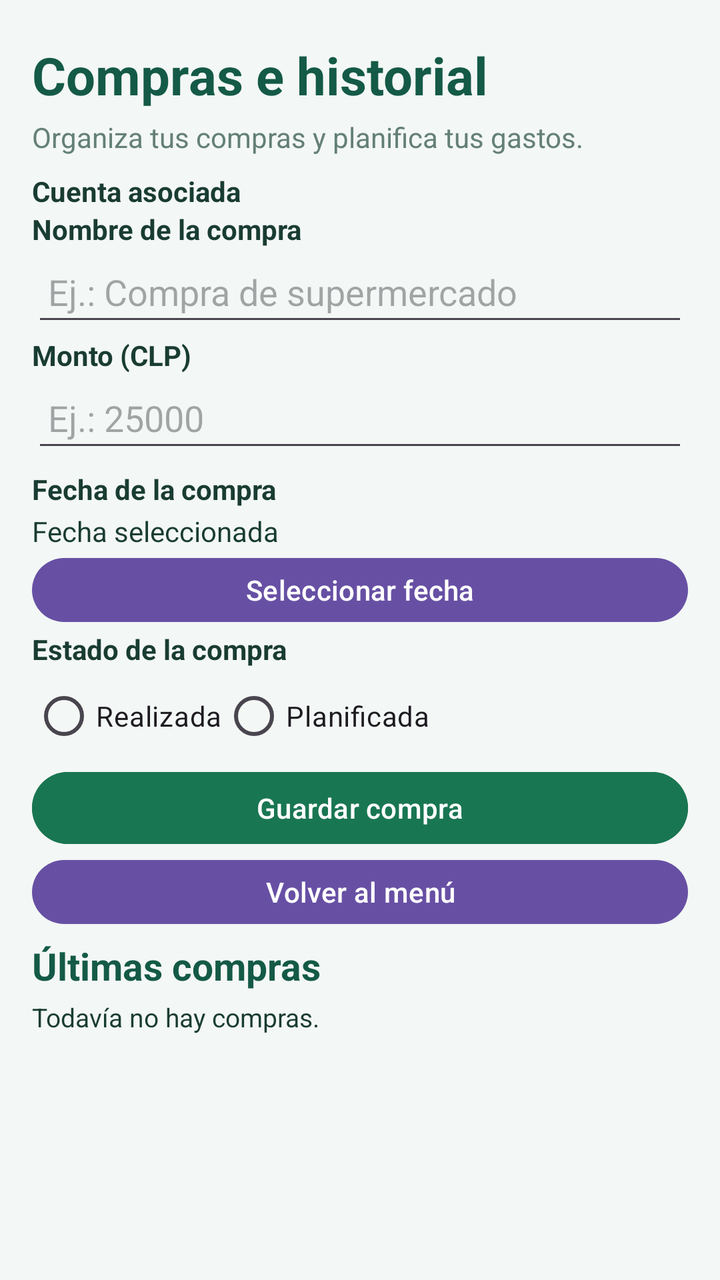
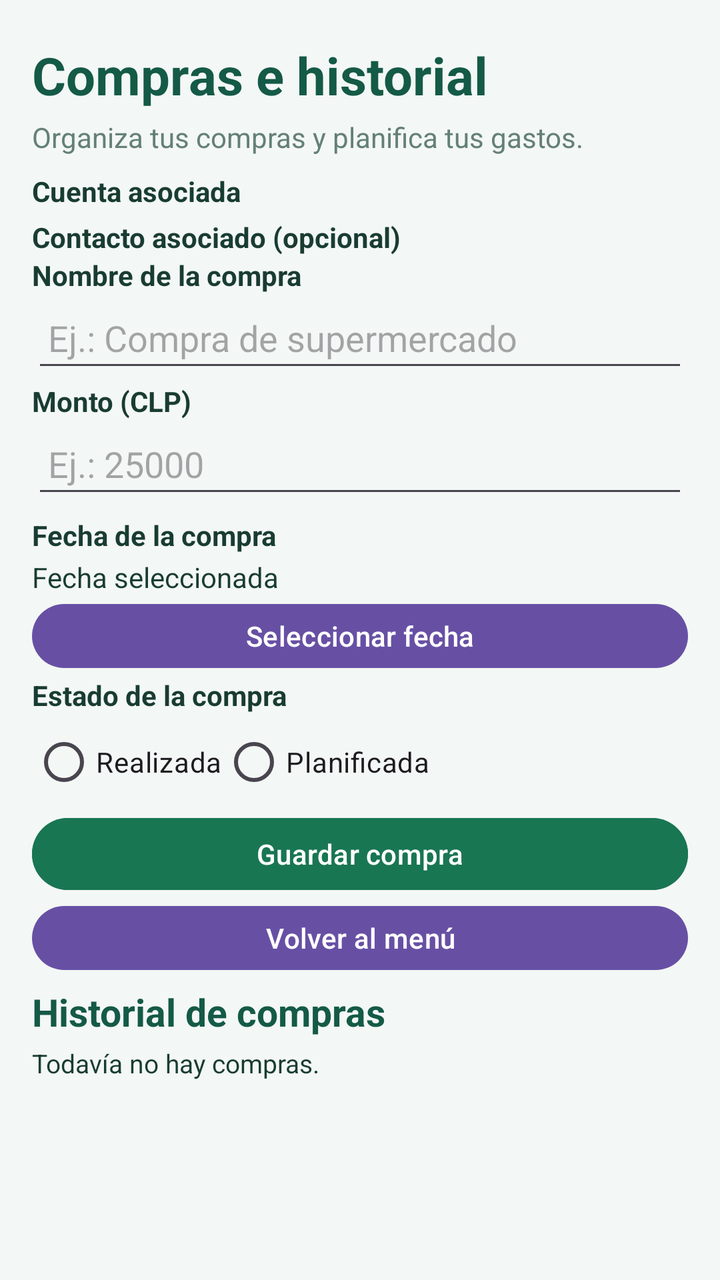

Compare the two renders of this Android layout. The source of the first and the diff that turns it into the second are given below.
<!-- AndroidManifest.xml: application theme Theme.LocalCash -->
<!-- res/layout/activity_compras.xml -->
<?xml version="1.0" encoding="utf-8"?>
<LinearLayout xmlns:android="http://schemas.android.com/apk/res/android"
    android:id="@+id/main"
    android:layout_width="match_parent"
    android:layout_height="match_parent"
    android:orientation="vertical"
    android:background="#F3F7F5"
    android:padding="16dp">

    <TextView
        android:layout_width="match_parent"
        android:layout_height="wrap_content"
        android:layout_marginTop="4dp"
        android:text="Compras e historial"
        android:textColor="#145A46"
        android:textSize="26sp"
        android:textStyle="bold" />

    <TextView
        android:layout_width="match_parent"
        android:layout_height="wrap_content"
        android:layout_marginTop="4dp"
        android:text="Organiza tus compras y planifica tus gastos."
        android:textColor="#648076"
        android:textSize="14sp" />

    <TextView
        android:layout_width="match_parent"
        android:layout_height="wrap_content"
        android:layout_marginTop="8dp"
        android:text="Cuenta asociada"
        android:textColor="#193C32"
        android:textStyle="bold" />

    <RadioGroup
        android:id="@+id/rgCuentasCompra"
        android:layout_width="match_parent"
        android:layout_height="wrap_content"
        android:orientation="vertical" />

    <TextView
        android:id="@+id/tvSinCuentasCompra"
        android:layout_width="match_parent"
        android:layout_height="wrap_content"
        android:text="Primero debes crear una cuenta."
        android:textColor="#B3261E"
        android:visibility="gone" />

    <TextView
        android:layout_width="match_parent"
        android:layout_height="wrap_content"
        android:text="Nombre de la compra"
        android:textColor="#193C32"
        android:textStyle="bold" />

    <EditText
        android:id="@+id/etNombreCompra"
        android:layout_width="match_parent"
        android:layout_height="44dp"
        android:hint="Ej.: Compra de supermercado"
        android:inputType="textCapSentences"
        android:singleLine="true"
        android:padding="8dp" />

    <TextView
        android:layout_width="match_parent"
        android:layout_height="wrap_content"
        android:text="Monto (CLP)"
        android:textColor="#193C32"
        android:textStyle="bold" />

    <EditText
        android:id="@+id/etMontoCompra"
        android:layout_width="match_parent"
        android:layout_height="44dp"
        android:hint="Ej.: 25000"
        android:inputType="numberDecimal"
        android:singleLine="true"
        android:padding="8dp" />

    <TextView
        android:layout_width="match_parent"
        android:layout_height="wrap_content"
        android:layout_marginTop="4dp"
        android:text="Fecha de la compra"
        android:textColor="#193C32"
        android:textStyle="bold" />

    <TextView
        android:id="@+id/tvFechaCompra"
        android:layout_width="match_parent"
        android:layout_height="wrap_content"
        android:layout_marginTop="2dp"
        android:text="Fecha seleccionada"
        android:textColor="#193C32"
        android:textSize="14sp" />

    <Button
        android:id="@+id/btnSeleccionarFecha"
        android:layout_width="match_parent"
        android:layout_height="40dp"
        android:text="Seleccionar fecha"
        android:textAllCaps="false" />

    <TextView
        android:layout_width="match_parent"
        android:layout_height="wrap_content"
        android:text="Estado de la compra"
        android:textColor="#193C32"
        android:textStyle="bold" />

    <RadioGroup
        android:id="@+id/rgEstadoCompra"
        android:layout_width="match_parent"
        android:layout_height="wrap_content"
        android:orientation="horizontal">

        <RadioButton
            android:id="@+id/rbRealizada"
            android:layout_width="wrap_content"
            android:layout_height="wrap_content"
            android:text="Realizada" />

        <RadioButton
            android:id="@+id/rbPlanificada"
            android:layout_width="wrap_content"
            android:layout_height="wrap_content"
            android:text="Planificada" />

    </RadioGroup>

    <Button
        android:id="@+id/btnGuardarCompra"
        android:layout_width="match_parent"
        android:layout_height="44dp"
        android:backgroundTint="#197653"
        android:text="Guardar compra"
        android:textAllCaps="false"
        android:textColor="#FFFFFF" />

    <Button
        android:id="@+id/btnVolverCompras"
        android:layout_width="match_parent"
        android:layout_height="40dp"
        android:text="Volver al menú"
        android:textAllCaps="false" />

    <TextView
        android:layout_width="match_parent"
        android:layout_height="wrap_content"
        android:layout_marginTop="4dp"
        android:text="Últimas compras"
        android:textColor="#145A46"
        android:textSize="19sp"
        android:textStyle="bold" />

    <TextView
        android:id="@+id/tvComprasRegistradas"
        android:layout_width="match_parent"
        android:layout_height="0dp"
        android:layout_weight="1"
        android:layout_marginTop="4dp"
        android:gravity="top"
        android:text="Todavía no hay compras."
        android:textColor="#193C32"
        android:textSize="13sp" />

</LinearLayout>
<!-- resources referenced by this layout -->
<resources>
  <style name="Theme.LocalCash" parent="Base.Theme.LocalCash" />
  <style name="Base.Theme.LocalCash" parent="Theme.Material3.DayNight.NoActionBar">
          
          
      </style>
</resources>

<!-- the commit's change to res/layout/activity_compras.xml (unified diff, before → after) -->
@@ -1,168 +1,196 @@
 <?xml version="1.0" encoding="utf-8"?>
-<LinearLayout xmlns:android="http://schemas.android.com/apk/res/android"
+<ScrollView xmlns:android="http://schemas.android.com/apk/res/android"
     android:id="@+id/main"
     android:layout_width="match_parent"
     android:layout_height="match_parent"
-    android:orientation="vertical"
     android:background="#F3F7F5"
+    android:fillViewport="true"
     android:padding="16dp">
 
-    <TextView
+    <LinearLayout
         android:layout_width="match_parent"
         android:layout_height="wrap_content"
-        android:layout_marginTop="4dp"
-        android:text="Compras e historial"
-        android:textColor="#145A46"
-        android:textSize="26sp"
-        android:textStyle="bold" />
+        android:orientation="vertical">
 
-    <TextView
-        android:layout_width="match_parent"
-        android:layout_height="wrap_content"
-        android:layout_marginTop="4dp"
-        android:text="Organiza tus compras y planifica tus gastos."
-        android:textColor="#648076"
-        android:textSize="14sp" />
+        <TextView
+            android:layout_width="match_parent"
+            android:layout_height="wrap_content"
+            android:layout_marginTop="4dp"
+            android:text="Compras e historial"
+            android:textColor="#145A46"
+            android:textSize="26sp"
+            android:textStyle="bold" />
 
-    <TextView
-        android:layout_width="match_parent"
-        android:layout_height="wrap_content"
-        android:layout_marginTop="8dp"
-        android:text="Cuenta asociada"
-        android:textColor="#193C32"
-        android:textStyle="bold" />
+        <TextView
+            android:layout_width="match_parent"
+            android:layout_height="wrap_content"
+            android:layout_marginTop="4dp"
+            android:text="Organiza tus compras y planifica tus gastos."
+            android:textColor="#648076"
+            android:textSize="14sp" />
 
-    <RadioGroup
-        android:id="@+id/rgCuentasCompra"
-        android:layout_width="match_parent"
-        android:layout_height="wrap_content"
-        android:orientation="vertical" />
+        <TextView
+            android:layout_width="match_parent"
+            android:layout_height="wrap_content"
+            android:layout_marginTop="8dp"
+            android:text="Cuenta asociada"
+            android:textColor="#193C32"
+            android:textStyle="bold" />
 
-    <TextView
-        android:id="@+id/tvSinCuentasCompra"
-        android:layout_width="match_parent"
-        android:layout_height="wrap_content"
-        android:text="Primero debes crear una cuenta."
-        android:textColor="#B3261E"
-        android:visibility="gone" />
+        <RadioGroup
+            android:id="@+id/rgCuentasCompra"
+            android:layout_width="match_parent"
+            android:layout_height="wrap_content"
+            android:orientation="vertical" />
 
-    <TextView
-        android:layout_width="match_parent"
-        android:layout_height="wrap_content"
-        android:text="Nombre de la compra"
-        android:textColor="#193C32"
-        android:textStyle="bold" />
+        <TextView
+            android:id="@+id/tvSinCuentasCompra"
+            android:layout_width="match_parent"
+            android:layout_height="wrap_content"
+            android:text="Primero debes crear una cuenta."
+            android:textColor="#B3261E"
+            android:visibility="gone" />
 
-    <EditText
-        android:id="@+id/etNombreCompra"
-        android:layout_width="match_parent"
-        android:layout_height="44dp"
-        android:hint="Ej.: Compra de supermercado"
-        android:inputType="textCapSentences"
-        android:singleLine="true"
-        android:padding="8dp" />
+        <TextView
+            android:layout_width="match_parent"
+            android:layout_height="wrap_content"
+            android:layout_marginTop="4dp"
+            android:text="Contacto asociado (opcional)"
+            android:textColor="#193C32"
+            android:textStyle="bold" />
 
-    <TextView
-        android:layout_width="match_parent"
-        android:layout_height="wrap_content"
-        android:text="Monto (CLP)"
-        android:textColor="#193C32"
-        android:textStyle="bold" />
+        <RadioGroup
+            android:id="@+id/rgContactosCompra"
+            android:layout_width="match_parent"
+            android:layout_height="wrap_content"
+            android:orientation="vertical" />
 
-    <EditText
-        android:id="@+id/etMontoCompra"
-        android:layout_width="match_parent"
-        android:layout_height="44dp"
-        android:hint="Ej.: 25000"
-        android:inputType="numberDecimal"
-        android:singleLine="true"
-        android:padding="8dp" />
+        <TextView
+            android:id="@+id/tvSinContactosCompra"
+            android:layout_width="match_parent"
+            android:layout_height="wrap_content"
+            android:text="No hay contactos registrados; puedes guardar la compra igualmente."
+            android:textColor="#648076"
+            android:visibility="gone" />
 
-    <TextView
-        android:layout_width="match_parent"
-        android:layout_height="wrap_content"
-        android:layout_marginTop="4dp"
-        android:text="Fecha de la compra"
-        android:textColor="#193C32"
-        android:textStyle="bold" />
+        <TextView
+            android:layout_width="match_parent"
+            android:layout_height="wrap_content"
+            android:text="Nombre de la compra"
+            android:textColor="#193C32"
+            android:textStyle="bold" />
 
-    <TextView
-        android:id="@+id/tvFechaCompra"
-        android:layout_width="match_parent"
-        android:layout_height="wrap_content"
-        android:layout_marginTop="2dp"
-        android:text="Fecha seleccionada"
-        android:textColor="#193C32"
-        android:textSize="14sp" />
+        <EditText
+            android:id="@+id/etNombreCompra"
+            android:layout_width="match_parent"
+            android:layout_height="44dp"
+            android:hint="Ej.: Compra de supermercado"
+            android:inputType="textCapSentences"
+            android:singleLine="true"
+            android:padding="8dp" />
 
-    <Button
-        android:id="@+id/btnSeleccionarFecha"
-        android:layout_width="match_parent"
-        android:layout_height="40dp"
-        android:text="Seleccionar fecha"
-        android:textAllCaps="false" />
+        <TextView
+            android:layout_width="match_parent"
+            android:layout_height="wrap_content"
+            android:text="Monto (CLP)"
+            android:textColor="#193C32"
+            android:textStyle="bold" />
 
-    <TextView
-        android:layout_width="match_parent"
-        android:layout_height="wrap_content"
-        android:text="Estado de la compra"
-        android:textColor="#193C32"
-        android:textStyle="bold" />
+        <EditText
+            android:id="@+id/etMontoCompra"
+            android:layout_width="match_parent"
+            android:layout_height="44dp"
+            android:hint="Ej.: 25000"
+            android:inputType="numberDecimal"
+            android:singleLine="true"
+            android:padding="8dp" />
 
-    <RadioGroup
-        android:id="@+id/rgEstadoCompra"
-        android:layout_width="match_parent"
-        android:layout_height="wrap_content"
-        android:orientation="horizontal">
+        <TextView
+            android:layout_width="match_parent"
+            android:layout_height="wrap_content"
+            android:layout_marginTop="4dp"
+            android:text="Fecha de la compra"
+            android:textColor="#193C32"
+            android:textStyle="bold" />
 
-        <RadioButton
-            android:id="@+id/rbRealizada"
-            android:layout_width="wrap_content"
+        <TextView
+            android:id="@+id/tvFechaCompra"
+            android:layout_width="match_parent"
             android:layout_height="wrap_content"
-            android:text="Realizada" />
+            android:layout_marginTop="2dp"
+            android:text="Fecha seleccionada"
+            android:textColor="#193C32"
+            android:textSize="14sp" />
 
-        <RadioButton
-            android:id="@+id/rbPlanificada"
-            android:layout_width="wrap_content"
+        <Button
+            android:id="@+id/btnSeleccionarFecha"
+            android:layout_width="match_parent"
+            android:layout_height="40dp"
+            android:text="Seleccionar fecha"
+            android:textAllCaps="false" />
+
+        <TextView
+            android:layout_width="match_parent"
             android:layout_height="wrap_content"
-            android:text="Planificada" />
+            android:text="Estado de la compra"
+            android:textColor="#193C32"
+            android:textStyle="bold" />
 
-    </RadioGroup>
+        <RadioGroup
+            android:id="@+id/rgEstadoCompra"
+            android:layout_width="match_parent"
+            android:layout_height="wrap_content"
+            android:orientation="horizontal">
 
-    <Button
-        android:id="@+id/btnGuardarCompra"
-        android:layout_width="match_parent"
-        android:layout_height="44dp"
-        android:backgroundTint="#197653"
-        android:text="Guardar compra"
-        android:textAllCaps="false"
-        android:textColor="#FFFFFF" />
+            <RadioButton
+                android:id="@+id/rbRealizada"
+                android:layout_width="wrap_content"
+                android:layout_height="wrap_content"
+                android:text="Realizada" />
 
-    <Button
-        android:id="@+id/btnVolverCompras"
-        android:layout_width="match_parent"
-        android:layout_height="40dp"
-        android:text="Volver al menú"
-        android:textAllCaps="false" />
+            <RadioButton
+                android:id="@+id/rbPlanificada"
+                android:layout_width="wrap_content"
+                android:layout_height="wrap_content"
+                android:text="Planificada" />
 
-    <TextView
-        android:layout_width="match_parent"
-        android:layout_height="wrap_content"
-        android:layout_marginTop="4dp"
-        android:text="Últimas compras"
-        android:textColor="#145A46"
-        android:textSize="19sp"
-        android:textStyle="bold" />
+        </RadioGroup>
 
-    <TextView
-        android:id="@+id/tvComprasRegistradas"
-        android:layout_width="match_parent"
-        android:layout_height="0dp"
-        android:layout_weight="1"
-        android:layout_marginTop="4dp"
-        android:gravity="top"
-        android:text="Todavía no hay compras."
-        android:textColor="#193C32"
-        android:textSize="13sp" />
+        <Button
+            android:id="@+id/btnGuardarCompra"
+            android:layout_width="match_parent"
+            android:layout_height="44dp"
+            android:backgroundTint="#197653"
+            android:text="Guardar compra"
+            android:textAllCaps="false"
+            android:textColor="#FFFFFF" />
 
-</LinearLayout>
+        <Button
+            android:id="@+id/btnVolverCompras"
+            android:layout_width="match_parent"
+            android:layout_height="40dp"
+            android:text="Volver al menú"
+            android:textAllCaps="false" />
+
+        <TextView
+            android:layout_width="match_parent"
+            android:layout_height="wrap_content"
+            android:layout_marginTop="4dp"
+            android:text="Historial de compras"
+            android:textColor="#145A46"
+            android:textSize="19sp"
+            android:textStyle="bold" />
+
+        <TextView
+            android:id="@+id/tvComprasRegistradas"
+            android:layout_width="match_parent"
+            android:layout_height="wrap_content"
+            android:minHeight="100dp"
+            android:layout_marginTop="4dp"
+            android:gravity="top"
+            android:text="Todavía no hay compras."
+            android:textColor="#193C32"
+            android:textSize="13sp" />
+
+    </LinearLayout>
+</ScrollView>
